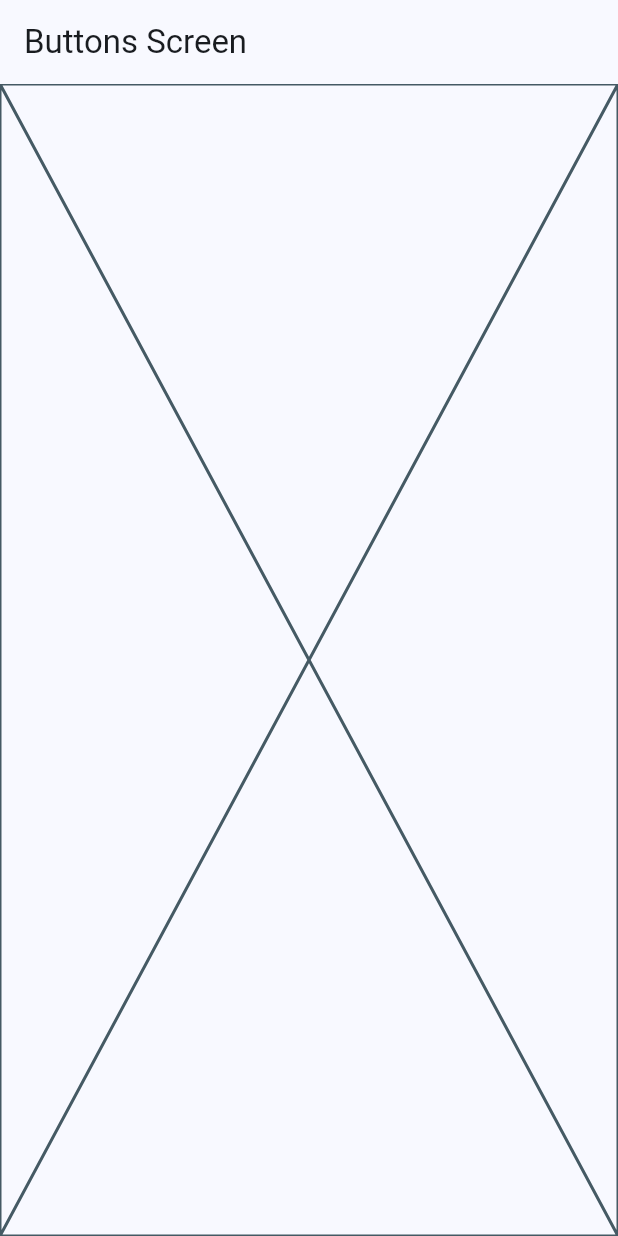
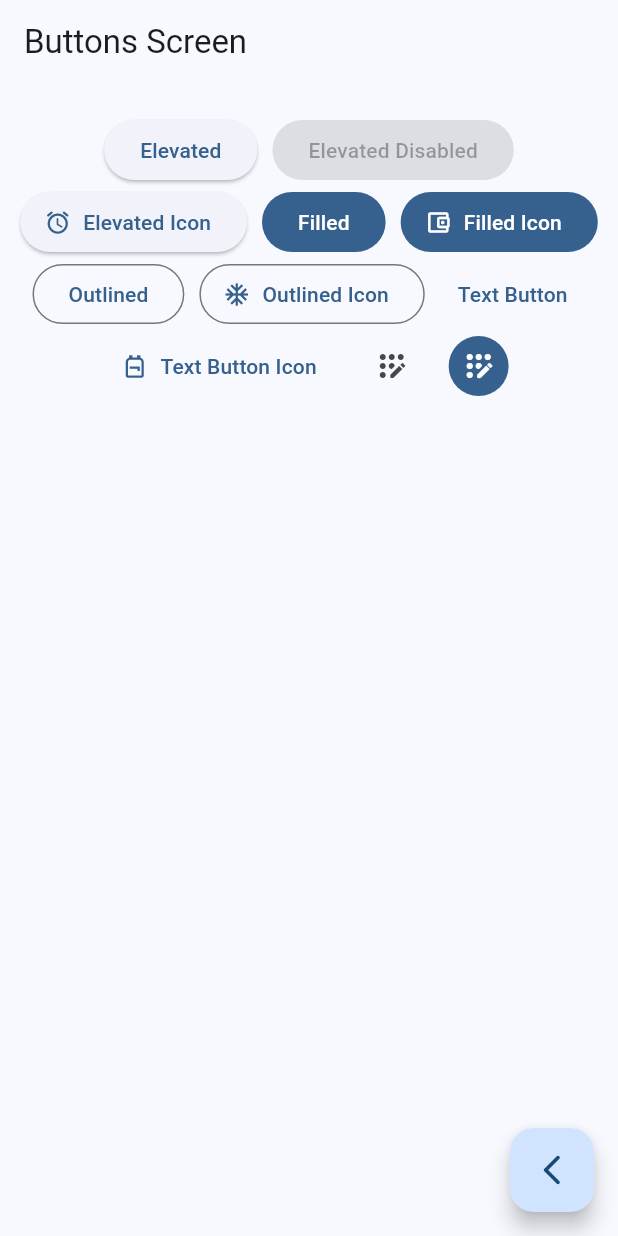
Before and after one commit to specktro/Flutter-WidgetsSampleApp, a Flutter app: the ButtonsScreen screen opened by its route, on a phone screen of 412 x 824 dp. Run offline on Flutter 3.47's test engine with Material 3 defaults, Android fonts, the phone set to English and light mode, and no system bars; our stand-ins replace go_router.

Commit message:
feat: Implement ButtonsScreen with various button types
This commit introduces the `ButtonsScreen`, which showcases different types of Material buttons available in Flutter.

- The `ButtonsScreen` displays an `AppBar` with the title "Buttons Screen".
- A `FloatingActionButton` is added to allow navigation back to the previous screen using `context.pop()`.
- The body of the screen, `_ButtonsView`, uses a `Wrap` widget to display a collection of buttons:
    - `ElevatedButton` (enabled and disabled)
    - `ElevatedButton.icon`
    - `FilledButton`
    - `FilledButton.icon`
    - `OutlinedButton`
    - `OutlinedButton.icon`
    - `TextButton`
    - `TextButton.icon`
    - `IconButton` (default and with custom styling using `ButtonStyle`)
- The custom styled `IconButton` uses the primary color from the theme for its background and white for the icon color.

```diff
--- a/lib/presentation/screens/buttons_screen.dart
+++ b/lib/presentation/screens/buttons_screen.dart
@@ -1,4 +1,5 @@
 import 'package:flutter/material.dart';
+import 'package:go_router/go_router.dart';
 
 class ButtonsScreen extends StatelessWidget {
   const ButtonsScreen({super.key});
@@ -9,7 +10,87 @@ class ButtonsScreen extends StatelessWidget {
       appBar: AppBar(
         title: const Text('Buttons Screen')
       ),
-      body: Placeholder(),
+      body: _ButtonsView(),
+      floatingActionButton: FloatingActionButton(
+        child: Icon(Icons.arrow_back_ios_new_rounded),
+        onPressed: () {
+          context.pop();
+        }
+      )
     );
   }
 }
+
+class _ButtonsView extends StatelessWidget {
+  const _ButtonsView();
+
+  @override
+  Widget build(BuildContext context) {
+    final colors = Theme.of(context).colorScheme;
+
+    return SizedBox(
+      width: double.infinity,
+      child: Padding(
+        padding: const EdgeInsets.symmetric(horizontal: 10, vertical: 20),
+        child: Wrap(
+          spacing: 10,
+          alignment: WrapAlignment.center,
+          children: [
+            ElevatedButton(
+                onPressed: () {},
+                child: Text('Elevated')
+            ),
+            const ElevatedButton(
+                onPressed: null,
+                child: Text('Elevated Disabled')
+            ),
+            ElevatedButton.icon(
+                onPressed: () {},
+                icon: const Icon(Icons.access_alarm_rounded),
+                label: Text('Elevated Icon')
+            ),
+            FilledButton(
+                onPressed: () {},
+                child: Text('Filled')
+            ),
+            FilledButton.icon(
+              onPressed: () {},
+              icon: const Icon(Icons.account_balance_wallet_outlined),
+              label: Text('Filled Icon')
+            ),
+            OutlinedButton(
+              onPressed: () {},
+              child: const Text('Outlined')
+            ),
+            OutlinedButton.icon(
+                onPressed: () {},
+                icon: const Icon(Icons.ac_unit_outlined),
+                label: const Text('Outlined Icon')
+            ),
+            TextButton(
+              onPressed: () {},
+              child: Text('Text Button')
+            ),
+            TextButton.icon(
+              onPressed: () {},
+              icon: const Icon(Icons.backpack_outlined),
+              label: Text('Text Button Icon')
+            ),
+            IconButton(
+              onPressed: () {},
+              icon: Icon(Icons.app_registration_rounded)
+            ),
+            IconButton(
+              onPressed: () {},
+              icon: Icon(Icons.app_registration_rounded),
+              style: ButtonStyle(
+                backgroundColor: WidgetStatePropertyAll(colors.primary),
+                iconColor: WidgetStatePropertyAll(Colors.white)
+              )
+            )
+          ]
+        )
+      ),
+    );
+  }
+}
```
